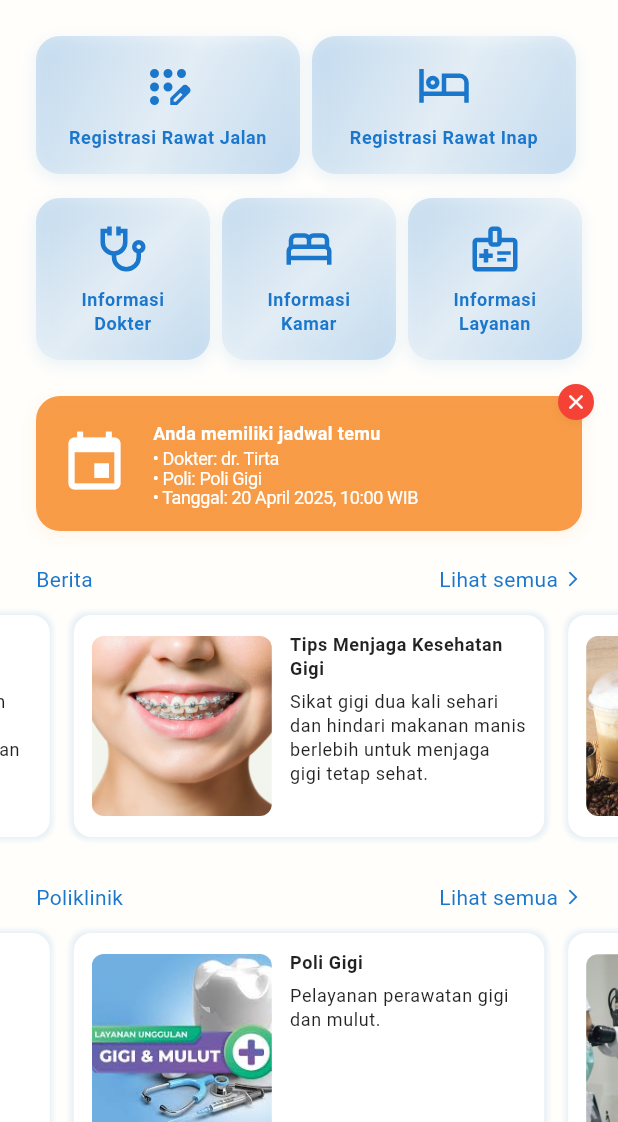
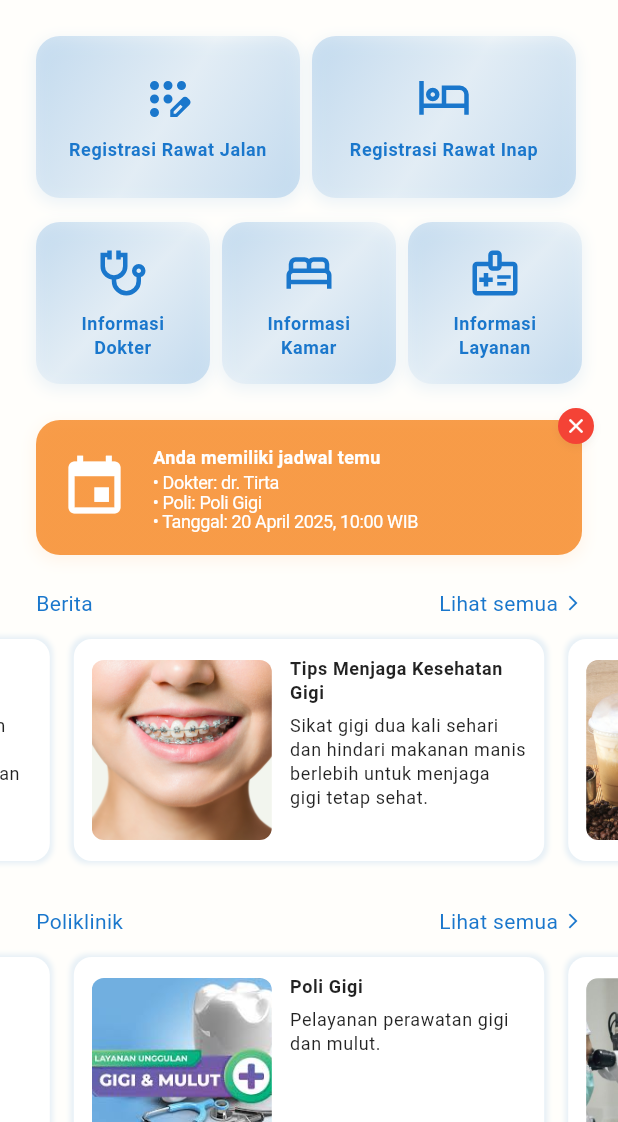
Before and after one commit to mohamadsafik/geocam_news, a Flutter app: the HomePage screen opened directly, on a phone screen of 412 x 824 dp, the part 114-1236 px from its top. Run offline on Flutter 3.47's test engine with Material 3 defaults, Android fonts, the phone set to English and light mode, and no system bars; drawn by our look-alikes of carousel_slider, pull_to_refresh; our stand-ins replace bloc, cached_network_image, device_info_plus, dio, flutter_bloc, flutter_easyloading and 10 more; missing offline and left inert: mqtt_client; accounts and stored records are empty; Roboto replaces fonts that are missing (Nunito).

Commit message:
fix overflow home page

```diff
--- a/lib/modules/home/view/card_feature_widget.dart
+++ b/lib/modules/home/view/card_feature_widget.dart
@@ -24,6 +24,7 @@ class CardFeature extends StatelessWidget {
     return InkWell(
       onTap: onTap,
       child: Container(
+        height: 108,
         width: effectiveWidth,
         padding: const EdgeInsets.symmetric(vertical: 16, horizontal: 12),
         decoration: BoxDecoration(
@@ -53,6 +54,8 @@ class CardFeature extends StatelessWidget {
             const SizedBox(height: 8),
             Text(
               title,
+              maxLines: 2,
+              overflow: TextOverflow.ellipsis,
               textAlign: TextAlign.center,
               style: AppFont.smallPrimary(
                 context,
```
Also changed, not shown: screenshoot/home_page.png.
